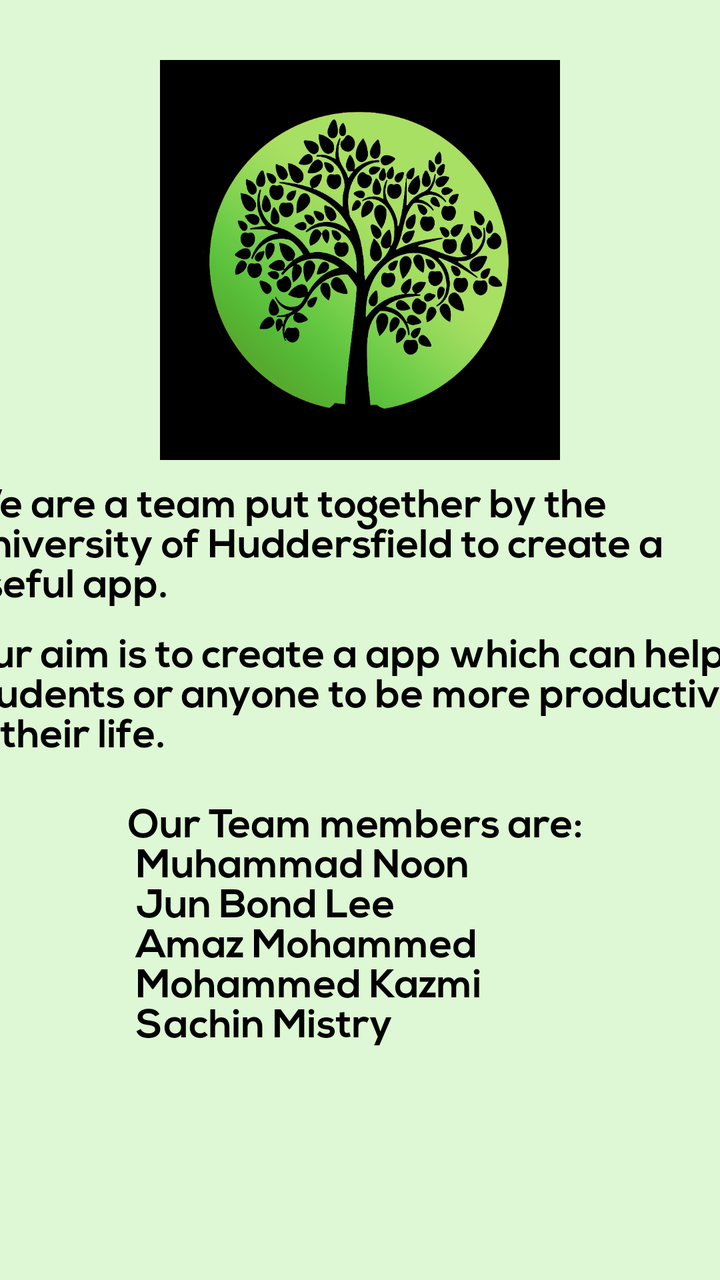
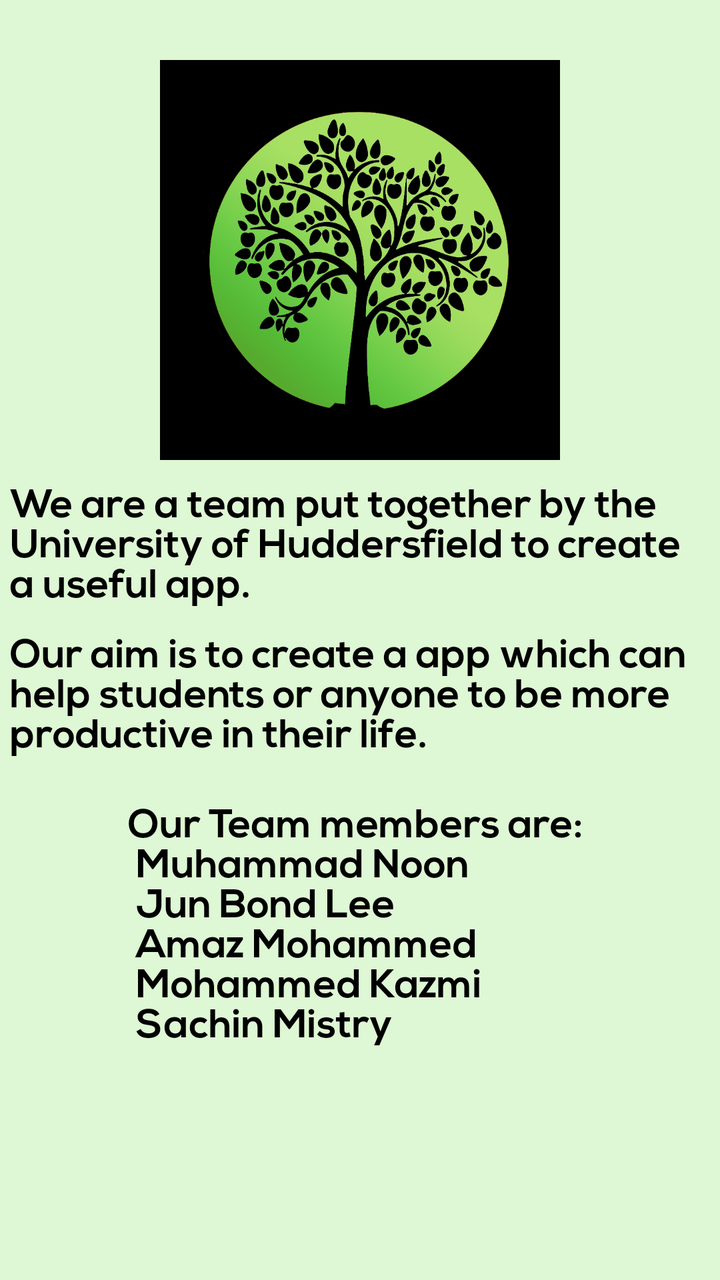

Screens rendered from an Android XML layout before and after an edit, with the pre-edit source and the edit as a unified diff.
<!-- AndroidManifest.xml: application theme Theme.Silva -->
<!-- res/layout/fragment_about.xml -->
<?xml version="1.0" encoding="utf-8"?>
<RelativeLayout xmlns:android="http://schemas.android.com/apk/res/android"
    xmlns:tools="http://schemas.android.com/tools"
    android:layout_width="match_parent"
    android:layout_height="match_parent"
    android:background="#DEF7D4"
    tools:context=".AboutFragment">

    <LinearLayout
        android:gravity="top"
        android:layout_width="match_parent"
        android:layout_height="match_parent"
        android:orientation="vertical">

        <ImageView
            android:layout_width="410dp"
            android:layout_height="200dp"
            android:layout_gravity="center"
            android:layout_marginTop="30dp"
            android:src="@drawable/icon">
        </ImageView>

        <TextView
            android:layout_width="400dp"
            android:layout_height="wrap_content"
            android:layout_gravity="center"
            android:layout_marginTop="10dp"
            android:textColor="@color/black"
            android:fontFamily="@font/nexa_bold"
            android:text="We are a team put together by the University of Huddersfield to create a useful app."
            android:textSize="20sp" />

        <TextView
            android:layout_width="400dp"
            android:layout_height="wrap_content"
            android:layout_marginTop="10dp"
            android:layout_gravity="center"
            android:textColor="@color/black"
            android:fontFamily="@font/nexa_bold"
            android:text="Our aim is to create a app which can help students or anyone to be more productive in their life."
            android:textSize="20sp" />

        <TextView
            android:layout_width="wrap_content"
            android:layout_height="wrap_content"
            android:layout_gravity="center"
            android:layout_marginTop="20dp"
            android:textColor="@color/black"
            android:fontFamily="@font/nexa_bold"
            android:text="Our Team members are: \n Muhammad Noon \n Jun Bond Lee
        \n Amaz Mohammed
\n Mohammed Kazmi
\n Sachin Mistry"
            android:textSize="20sp" />
    </LinearLayout>
    

</RelativeLayout>
<!-- resources referenced by this layout -->
<resources>
  <color name="black">#FF000000</color>
  <!-- drawable icon: png bitmap (drawable, 224489 bytes) -->
  <style name="Theme.Silva" parent="Theme.MaterialComponents.DayNight.DarkActionBar">
          
          <item name="colorPrimary">#009060</item>
          <item name="colorPrimaryVariant">#009060</item>
          <item name="colorOnPrimary">@color/black</item>
          
          <item name="colorSecondary">@color/teal_200</item>
          <item name="colorSecondaryVariant">@color/teal_700</item>
          <item name="colorOnSecondary">@color/black</item>
          
          <item name="android:statusBarColor" tools:targetApi="l">?attr/colorPrimaryVariant</item>
          
      </style>
  <color name="teal_200">#FF03DAC5</color>
  <color name="teal_700">#FF018786</color>
</resources>

<!-- the commit's change to res/layout/fragment_about.xml (unified diff, before → after) -->
@@ -21,7 +21,7 @@
         </ImageView>
 
         <TextView
-            android:layout_width="400dp"
+            android:layout_width="350dp"
             android:layout_height="wrap_content"
             android:layout_gravity="center"
             android:layout_marginTop="10dp"
@@ -31,7 +31,7 @@
             android:textSize="20sp" />
 
         <TextView
-            android:layout_width="400dp"
+            android:layout_width="350dp"
             android:layout_height="wrap_content"
             android:layout_marginTop="10dp"
             android:layout_gravity="center"
